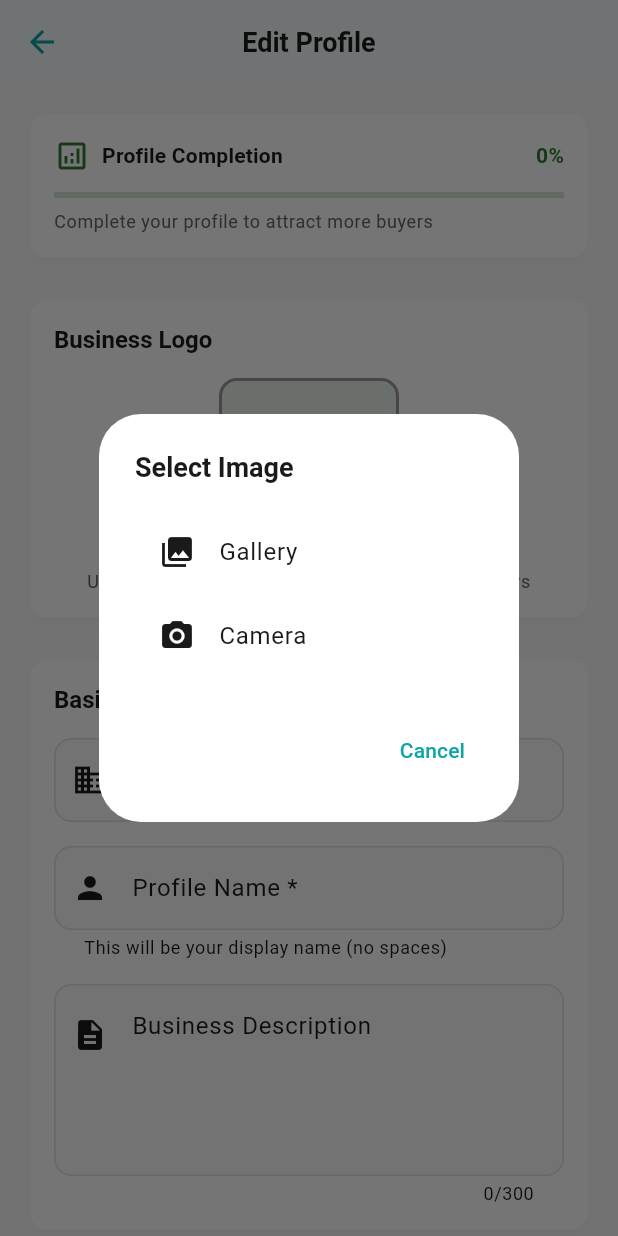
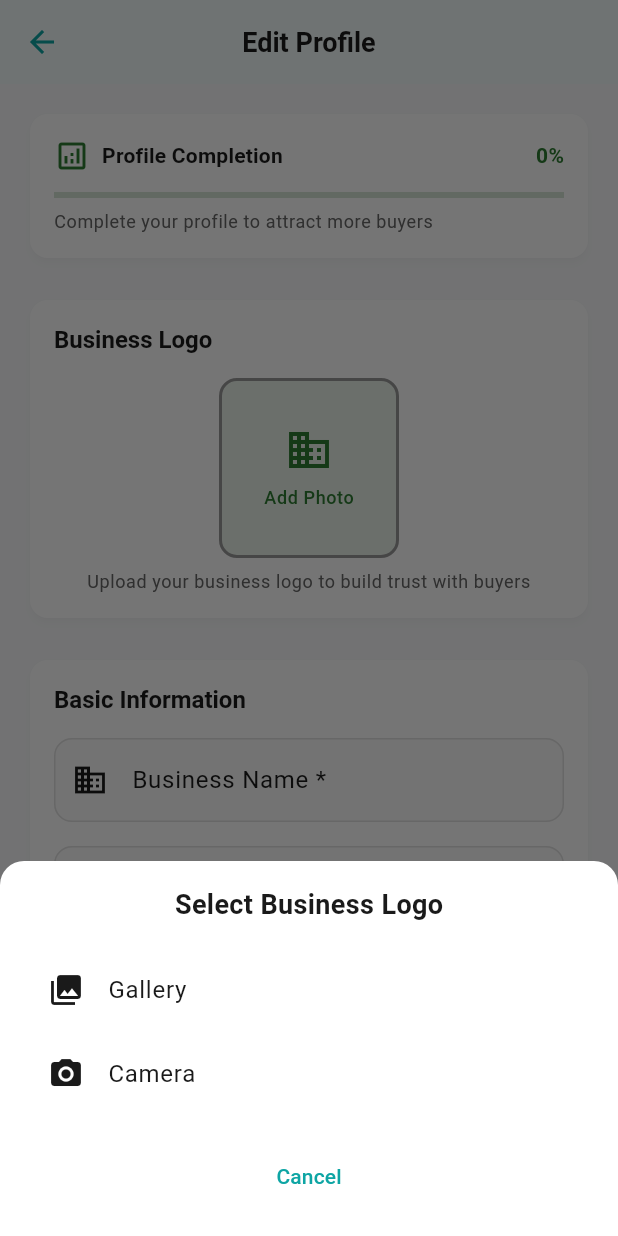
Before and after one commit to Moiz-Jamaal/FindMeBiz-App, a Flutter app: the SellerProfileEditView screen opened by its route, after a tap on "Add Photo", on a phone screen of 412 x 824 dp. Run offline on Flutter 3.47's test engine with Material 3 defaults, Android fonts, the phone set to English and light mode, and no system bars; our stand-ins replace firebase_analytics, firebase_core, firebase_crashlytics, firebase_messaging, flutter_local_notifications, flutter_map and 5 more; missing offline and left inert: razorpay_flutter; accounts and stored records are empty; network calls fail.

Commit message:
feat: Enhance image upload functionality with base64 encoding and temporary preview for business logo

```diff
--- a/lib/app/modules/seller/profile/bindings/seller_profile_edit_binding.dart
+++ b/lib/app/modules/seller/profile/bindings/seller_profile_edit_binding.dart
@@ -4,8 +4,14 @@ import '../controllers/seller_profile_edit_controller.dart';
 class SellerProfileEditBinding extends Bindings {
   @override
   void dependencies() {
-    Get.lazyPut<SellerProfileEditController>(
-      () => SellerProfileEditController(),
-    );
+    // Use Get.find to get existing instance or create if not exists
+    try {
+      Get.find<SellerProfileEditController>();
+    } catch (e) {
+      Get.put<SellerProfileEditController>(
+        SellerProfileEditController(),
+        permanent: true,
+      );
+    }
   }
 }
--- a/lib/app/modules/seller/profile/controllers/seller_profile_edit_controller.dart
+++ b/lib/app/modules/seller/profile/controllers/seller_profile_edit_controller.dart
@@ -1,6 +1,7 @@
 import 'package:flutter/material.dart';
 import 'package:get/get.dart';
 import 'package:image_picker/image_picker.dart';
+import 'dart:async';
 import '../../../../services/auth_service.dart';
 import '../../../../services/seller_service.dart';
 import '../../../../services/image_upload_service.dart';
@@ -37,6 +38,7 @@ class SellerProfileEditController extends GetxController {
 
   // Profile images - only business logo
   final RxString businessLogoUrl = ''.obs;
+  final RxString tempLogoPath = ''.obs; // For immediate local preview
 
   // Geolocation
   final RxString currentGeoLocation = ''.obs; // Format: "latitude,longitude"
@@ -107,7 +109,14 @@ class SellerProfileEditController extends GetxController {
     pincodeController.text = seller.pincode ?? '';
     establishedYearController.text = seller.establishedyear?.toString() ?? '';
 
-    businessLogoUrl.value = seller.logo ?? '';
+    // Handle business logo - get presigned URL if it's a file key
+    final logoValue = seller.logo ?? '';
+    if (logoValue.isNotEmpty) {
+      _loadExistingBusinessLogo(logoValue);
+    } else {
+      businessLogoUrl.value = '';
+    }
+
     currentGeoLocation.value = seller.geolocation ?? '';
   }
 
@@ -168,34 +177,190 @@ class SellerProfileEditController extends GetxController {
   }
 
   // Image handling methods - only business logo
+  Future<void> _loadExistingBusinessLogo(String logoValue) async {
+    try {
+      print('🖼️ Loading existing business logo: $logoValue');
+
+      // Check if it's already a full URL (presigned URL or direct URL)
+      if (logoValue.startsWith('http://') || logoValue.startsWith('https://')) {
+        // It's already a full URL, use it directly
+        businessLogoUrl.value = logoValue;
+        print('✅ Using existing full URL: $logoValue');
+        return;
+      }
+
+      // It might be a file key, try to get presigned URL
+      final presignedUrl = await _imageUploadService.getPresignedUrl(logoValue);
+      if (presignedUrl != null) {
+        businessLogoUrl.value = presignedUrl;
+        print('✅ Got presigned URL for existing logo: $presignedUrl');
+      } else {
+        // Fallback: construct direct S3 URL (might give 403 but better than nothing)
+        if (logoValue.contains('/')) {
+          // Assume it's a file key like "logos/filename.jpg"
+          businessLogoUrl.value = 'https://findmebiz.s3.amazonaws.com/$logoValue';
+          print('⚠️ Using fallback S3 URL: ${businessLogoUrl.value}');
+        } else {
+          // It's something else, use as is
+          businessLogoUrl.value = logoValue;
+          print('⚠️ Using logo value as is: $logoValue');
+        }
+      }
+
+    } catch (e) {
+      print('❌ Error loading existing business logo: $e');
+      // Still set the original value as fallback
+      businessLogoUrl.value = logoValue;
+    }
+  }
+
   Future<void> updateBusinessLogo() async {
+    print('🖼️ Starting business logo update...');
+
     try {
       isUploadingLogo.value = true;
 
-      final XFile? imageFile = await _imageUploadService.showImagePickerDialog();
-      if (imageFile == null) return;
+      // Get image selection directly using the service's built-in dialog
+      print('📱 Opening image picker...');
+      final XFile? selectedImage = await _showImagePickerBottomSheet();
 
-      // Validate image before upload
-      if (!await _imageUploadService.validateImageForUpload(imageFile)) {
+      print('📷 Final image picker result: ${selectedImage?.path ?? 'null'}');
+
+      if (selectedImage == null) {
+        print('❌ No image selected');
+        isUploadingLogo.value = false;
         return;
       }
 
-      final String? uploadedUrl = await _imageUploadService.uploadBusinessLogo(imageFile);
+      // IMMEDIATE UI UPDATE - Set temporary path for immediate preview
+      print('✅ Setting temp path: ${selectedImage.path}');
+      tempLogoPath.value = selectedImage.path;
+      hasChanges.value = true;
+
+      // Force UI update
+      update();
+
+      print('🔄 UI should now show selected image');
+      print('🔄 tempLogoPath is now: ${tempLogoPath.value}');
+
+      // Show immediate feedback that image is selected
+      Get.snackbar(
+        'Image Selected',
+        'Uploading business logo...',
+        backgroundColor: AppTheme.sellerPrimary.withOpacity(0.1),
+        colorText: AppTheme.sellerPrimary,
+        duration: const Duration(seconds: 2),
+      );
+
+      // Validate image before upload
+      print('🔍 Validating image...');
+      if (!await _imageUploadService.validateImageForUpload(selectedImage)) {
+        print('❌ Image validation failed');
+        tempLogoPath.value = ''; // Clear temp path on validation failure
+        isUploadingLogo.value = false;
+        return;
+      }
+
+      print('🚀 Starting upload...');
+      final String? uploadedUrl = await _imageUploadService.uploadBusinessLogo(selectedImage);
+      print('📤 Upload result: ${uploadedUrl ?? 'null'}');
+
       if (uploadedUrl != null) {
         businessLogoUrl.value = uploadedUrl;
+        tempLogoPath.value = ''; // Clear temp path once uploaded
         hasChanges.value = true;
-        Get.snackbar('Success', 'Business logo updated successfully');
+        print('✅ Upload successful: $uploadedUrl');
+        Get.snackbar(
+          'Success',
+          'Business logo updated successfully!',
+          backgroundColor: AppTheme.successColor.withOpacity(0.1),
+          colorText: AppTheme.successColor,
+          duration: const Duration(seconds: 3),
+        );
+      } else {
+        tempLogoPath.value = ''; // Clear temp path on upload failure
+        print('❌ Upload failed');
+        Get.snackbar(
+          'Upload Failed',
+          'Failed to upload business logo. Please try again.',
+          backgroundColor: AppTheme.errorColor.withOpacity(0.1),
+          colorText: AppTheme.errorColor,
+        );
       }
     } catch (e) {
-      Get.snackbar('Error', 'Failed to upload business logo');
-      print('Logo upload error: $e');
+      tempLogoPath.value = ''; // Clear temp path on error
+      print('💥 Upload error: $e');
+      Get.snackbar(
+        'Error',
+        'Failed to upload business logo: ${e.toString()}',
+        backgroundColor: AppTheme.errorColor.withOpacity(0.1),
+        colorText: AppTheme.errorColor,
+      );
     } finally {
       isUploadingLogo.value = false;
+      print('🏁 Upload process finished');
     }
+  }
+
+  Future<XFile?> _showImagePickerBottomSheet() async {
+    final Completer<XFile?> completer = Completer<XFile?>();
+
+    Get.bottomSheet(
+      Container(
+        padding: const EdgeInsets.all(16),
+        decoration: const BoxDecoration(
+          color: Colors.white,
+          borderRadius: BorderRadius.vertical(top: Radius.circular(16)),
+        ),
+        child: Column(
+          mainAxisSize: MainAxisSize.min,
+          children: [
+            const Text(
+              'Select Business Logo',
+              style: TextStyle(fontSize: 18, fontWeight: FontWeight.bold),
+            ),
+            const SizedBox(height: 16),
+            ListTile(
+              leading: const Icon(Icons.photo_library),
+              title: const Text('Gallery'),
+              onTap: () async {
+                Get.back();
+                print('📱 Opening gallery...');
+                final XFile? image = await _imageUploadService.pickImageFromGallery();
+                print('📷 Gallery result: ${image?.path ?? 'null'}');
+                completer.complete(image);
+              },
+            ),
+            ListTile(
+              leading: const Icon(Icons.camera_alt),
+              title: const Text('Camera'),
+              onTap: () async {
+                Get.back();
+                print('📸 Opening camera...');
+                final XFile? image = await _imageUploadService.pickImageFromCamera();
+                print('📷 Camera result: ${image?.path ?? 'null'}');
+                completer.complete(image);
+              },
+            ),
+            const SizedBox(height: 16),
+            TextButton(
+              onPressed: () {
+                Get.back();
+                completer.complete(null);
+              },
+              child: const Text('Cancel'),
+            ),
+          ],
+        ),
+      ),
+    );
+
+    return completer.future;
   }
 
   void removeBusinessLogo() {
     businessLogoUrl.value = '';
+    tempLogoPath.value = '';
     hasChanges.value = true;
   }
 
--- a/lib/app/modules/seller/profile/views/seller_profile_edit_view.dart
+++ b/lib/app/modules/seller/profile/views/seller_profile_edit_view.dart
@@ -1,5 +1,6 @@
 import 'package:flutter/material.dart';
 import 'package:get/get.dart';
+import 'dart:io';
 import '../../../../core/theme/app_theme.dart';
 import '../../../../core/constants/app_constants.dart';
 import '../controllers/seller_profile_edit_controller.dart';
@@ -182,15 +183,22 @@ class SellerProfileEditView extends GetView<SellerProfileEditController> {
             ),
             const SizedBox(height: 8),
             Center(
-              child: Text(
-                controller.businessLogoUrl.value.isNotEmpty
+              child: Obx(() => Text(
+                controller.tempLogoPath.value.isNotEmpty
+                    ? 'Selected! Image is being uploaded...'
+                    : controller.businessLogoUrl.value.isNotEmpty
                         ? 'Tap to change your business logo'
                         : 'Upload your business logo to build trust with buyers',
                 style: Get.textTheme.bodySmall?.copyWith(
-                  color: AppTheme.textSecondary,
+                  color: controller.tempLogoPath.value.isNotEmpty
+                      ? AppTheme.sellerPrimary
+                      : AppTheme.textSecondary,
+                  fontWeight: controller.tempLogoPath.value.isNotEmpty
+                      ? FontWeight.w600
+                      : FontWeight.normal,
                 ),
                 textAlign: TextAlign.center,
-              ),
+              )),
             ),
             if (controller.isUploadingLogo.value) ...[
               const SizedBox(height: 12),
@@ -228,6 +236,20 @@ class SellerProfileEditView extends GetView<SellerProfileEditController> {
                 ),
               ),
             ],
+            // Debug info (remove in production)
+            if (Get.isLogEnable) ...[
+              const SizedBox(height: 8),
+              Obx(() => Text(
+                'Debug: Logo URL: ${controller.businessLogoUrl.value.isEmpty ? 'empty' : 'set'}, '
+                'Temp: ${controller.tempLogoPath.value.isEmpty ? 'empty' : 'set'}, '
+                'Uploading: ${controller.isUploadingLogo.value}',
+                style: Get.textTheme.bodySmall?.copyWith(
+                  color: Colors.grey,
+                  fontSize: 10,
+                ),
+                textAlign: TextAlign.center,
+              )),
+            ],
           ],
         ),
       ),
@@ -241,27 +263,36 @@ class SellerProfileEditView extends GetView<SellerProfileEditController> {
     required VoidCallback onImageRemoved,
     required IconData icon,
   }) {
-    return Obx(() => GestureDetector(
+    return Obx(() {
+      // Check if we have a temp local image or a network URL
+      final hasImage = imagePath.value.isNotEmpty || controller.tempLogoPath.value.isNotEmpty;
+      final isLocalImage = controller.tempLogoPath.value.isNotEmpty;
+      final imageToShow = isLocalImage ? controller.tempLogoPath.value : imagePath.value;
+
+      // Debug logging
+      print('🎨 UI Update - hasImage: $hasImage, isLocalImage: $isLocalImage, imageToShow: $imageToShow');
+      print('🎨 tempLogoPath: ${controller.tempLogoPath.value}');
+      print('🎨 businessLogoUrl: ${imagePath.value}');
+
+      return GestureDetector(
         onTap: onImageSelected,
         child: Container(
           width: 120,
           height: 120,
           decoration: BoxDecoration(
             border: Border.all(
-            color: imagePath.value.isNotEmpty
+              color: hasImage
                   ? AppTheme.sellerPrimary
                   : AppTheme.textHint,
               width: 2,
-            style: imagePath.value.isEmpty
-                ? BorderStyle.solid
-                : BorderStyle.solid,
+              style: BorderStyle.solid,
             ),
             borderRadius: BorderRadius.circular(12),
-          color: imagePath.value.isEmpty
+            color: !hasImage
                 ? AppTheme.sellerPrimary.withOpacity(0.1)
                 : Colors.grey.shade200,
           ),
-        child: imagePath.value.isEmpty
+          child: !hasImage
               ? Column(
                   mainAxisAlignment: MainAxisAlignment.center,
                   children: [
@@ -282,14 +313,39 @@ class SellerProfileEditView extends GetView<SellerProfileEditController> {
                 )
               : Stack(
                   children: [
-                  // Display the actual image
+                    // Display the actual image (local or network)
                     ClipRRect(
                       borderRadius: BorderRadius.circular(10),
                       child: Container(
                         width: double.infinity,
                         height: double.infinity,
-                      child: Image.network(
-                        imagePath.value,
+                        child: isLocalImage
+                            ? Image.file(
+                                File(imageToShow),
+                                fit: BoxFit.cover,
+                                errorBuilder: (context, error, stackTrace) {
+                                  print('❌ Local image load error: $error');
+                                  return Column(
+                                    mainAxisAlignment: MainAxisAlignment.center,
+                                    children: [
+                                      Icon(
+                                        Icons.error,
+                                        size: 32,
+                                        color: Colors.red,
+                                      ),
+                                      const SizedBox(height: 4),
+                                      Text(
+                                        'Load Error',
+                                        style: Get.textTheme.bodySmall?.copyWith(
+                                          color: Colors.red,
+                                        ),
+                                      ),
+                                    ],
+                                  );
+                                },
+                              )
+                            : Image.network(
+                                imageToShow,
                                 fit: BoxFit.cover,
                                 loadingBuilder: (context, child, loadingProgress) {
                                   if (loadingProgress == null) return child;
@@ -305,6 +361,7 @@ class SellerProfileEditView extends GetView<SellerProfileEditController> {
                                   );
                                 },
                                 errorBuilder: (context, error, stackTrace) {
+                                  print('❌ Network image load error: $error');
                                   return Column(
                                     mainAxisAlignment: MainAxisAlignment.center,
                                     children: [
@@ -363,10 +420,35 @@ class SellerProfileEditView extends GetView<SellerProfileEditController> {
                           ),
                         ),
                       ),
+                    // Local image indicator
+                    if (isLocalImage && !controller.isUploadingLogo.value)
+                      Positioned(
+                        bottom: 4,
+                        left: 4,
+                        child: Container(
+                          padding: const EdgeInsets.symmetric(
+                            horizontal: 6,
+                            vertical: 2,
+                          ),
+                          decoration: BoxDecoration(
+                            color: Colors.orange,
+                            borderRadius: BorderRadius.circular(8),
+                          ),
+                          child: Text(
+                            'Selected',
+                            style: Get.textTheme.bodySmall?.copyWith(
+                              color: Colors.white,
+                              fontSize: 10,
+                              fontWeight: FontWeight.w600,
+                            ),
+                          ),
+                        ),
+                      ),
                   ],
                 ),
         ),
-    ));
+      );
+    });
   }
 
   Widget _buildGeolocationSection() {
```
Also changed, not shown: lib/app/modules/seller/dashboard/bindings/seller_dashboard_binding.dart (+9 -3 lines), lib/app/services/image_upload_service.dart (+298 -104 lines). Lines whose indentation alone changed are shown as unchanged.
